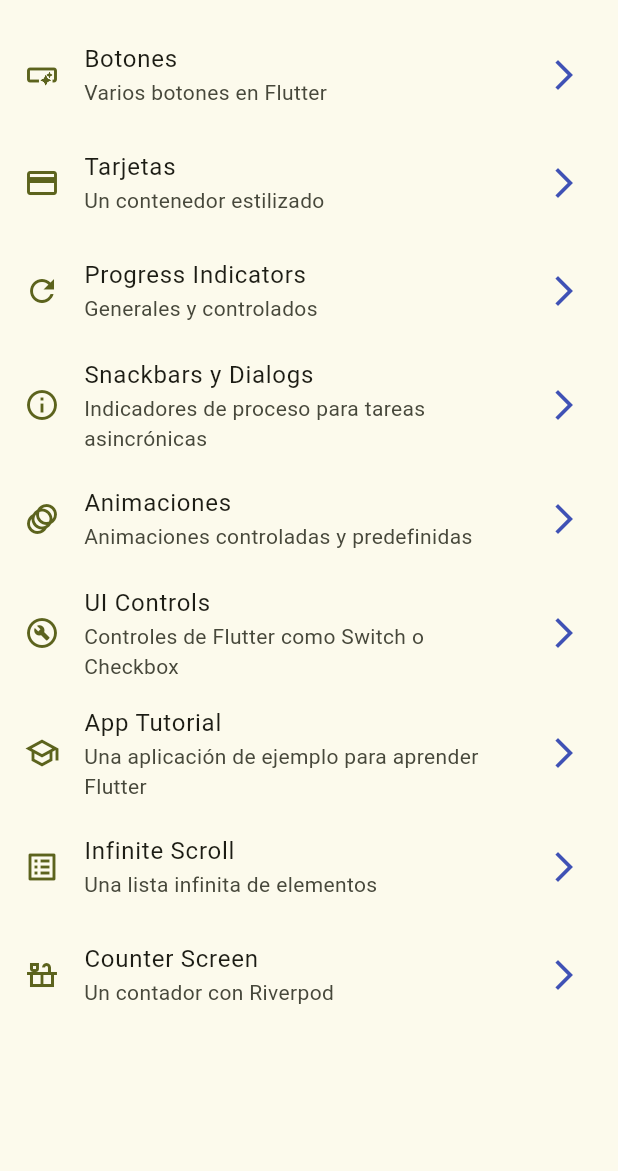
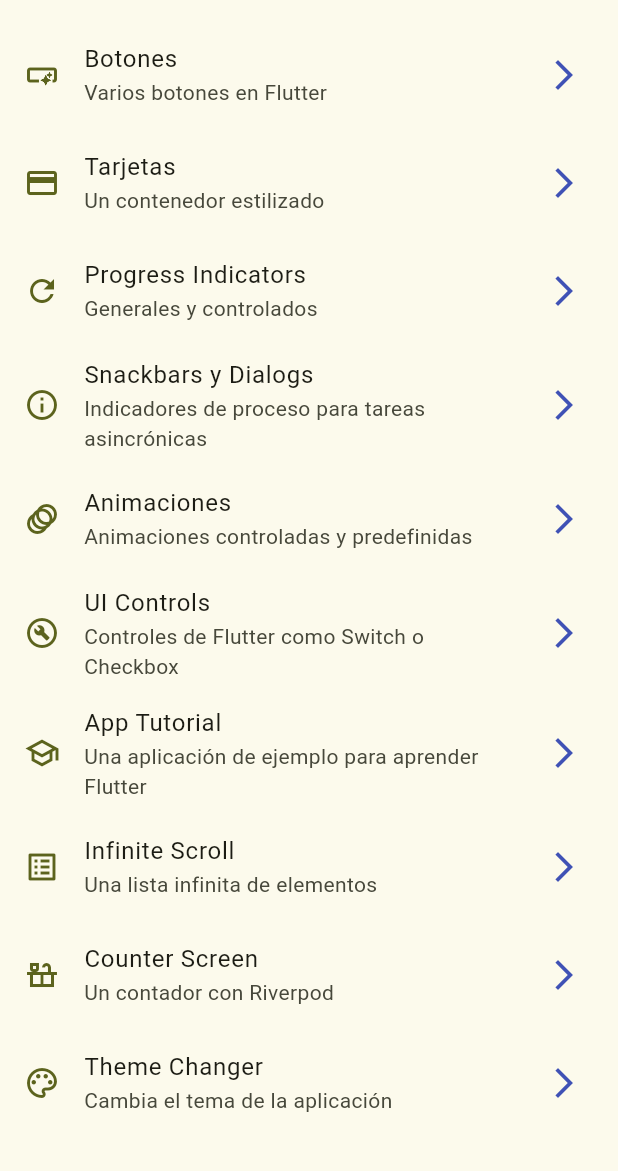
Before and after one commit to oscarruiz05/widgets_app, a Flutter app: the screen it shows after launch, on a phone screen of 412 x 824 dp, the part 63-1234 px from its top. Run offline on Flutter 3.47's test engine with Material 3 defaults, Android fonts, the phone set to English and light mode, and no system bars; our stand-ins replace animate_do, flutter_riverpod, go_router.

```diff
--- a/lib/config/menu/menu_items.dart
+++ b/lib/config/menu/menu_items.dart
@@ -82,4 +82,11 @@ const appMenuItems = <MenuItem>[
     link: '/counter',
     icon: Icons.countertops_outlined,
   ),
+  MenuItem(
+    title: 'Theme Changer',
+    subTitle: 'Cambia el tema de la aplicación',
+    name: ThemeChangerScreen.name,
+    link: '/theme-changer',
+    icon: Icons.color_lens_outlined,
+  ),
 ];
--- a/lib/config/router/app_router.dart
+++ b/lib/config/router/app_router.dart
@@ -54,5 +54,10 @@ final appRouter = GoRouter(
       path: '/counter',
       builder: (context, state) => const ConuterScreen(),
     ),
+    GoRoute(
+      name: ThemeChangerScreen.name,
+      path: '/theme-changer',
+      builder: (context, state) => const ThemeChangerScreen(),
+    ),
   ],
 );
--- a/lib/config/theme/app_theme.dart
+++ b/lib/config/theme/app_theme.dart
@@ -20,20 +20,15 @@ const List<Color> colorList = [
 
 class AppTheme {
   final int selectedColor;
+  final bool isDark;
 
-  AppTheme({this.selectedColor = 0})
-    : assert(selectedColor >= 0, 'Selected color index must be less than 0'),
-      assert(
-        selectedColor < colorList.length,
-        'Selected color index must be less than ${colorList.length}',
-      );
+  AppTheme({this.selectedColor = 0, this.isDark = false});
 
   ThemeData getTheme() => ThemeData(
     useMaterial3: true,
+    brightness: isDark ? Brightness.dark : Brightness.light,
     colorSchemeSeed: colorList[selectedColor],
     appBarTheme: const AppBarTheme(
-      // backgroundColor: Colors.red,
-      // elevation: 0,
       centerTitle: false,
     ),
   );
--- a/lib/main.dart
+++ b/lib/main.dart
@@ -2,21 +2,25 @@ import 'package:flutter/material.dart';
 import 'package:flutter_riverpod/flutter_riverpod.dart';
 import 'package:widgets_app/config/router/app_router.dart';
 import 'package:widgets_app/config/theme/app_theme.dart';
+import 'package:widgets_app/presentation/providers/theme_provider.dart';
 
 void main() {
   runApp(ProviderScope(child: MyApp()));
 }
 
-class MyApp extends StatelessWidget {
+class MyApp extends ConsumerWidget {
   const MyApp({super.key});
 
   @override
-  Widget build(BuildContext context) {
+  Widget build(BuildContext context, WidgetRef ref) {
+    final isDark = ref.watch(isDarkProvider);
+    final selectedColor = ref.watch(selectedThemeProvider);
+
     return MaterialApp.router(
       routerConfig: appRouter,
       title: 'Material App',
       debugShowCheckedModeBanner: false,
-      theme: AppTheme(selectedColor: 11).getTheme(),
+      theme: AppTheme(selectedColor: selectedColor, isDark: isDark).getTheme(),
     );
   }
 }
--- a/lib/presentation/providers/theme_provider.dart
+++ b/lib/presentation/providers/theme_provider.dart
@@ -1,3 +1,11 @@
+import 'package:flutter/services.dart';
+import 'package:flutter_riverpod/flutter_riverpod.dart';
 import 'package:flutter_riverpod/legacy.dart';
+import 'package:widgets_app/config/theme/app_theme.dart';
 
 final isDarkProvider = StateProvider<bool>((ref) => false);
+
+// listado de colores inmutable
+final colorListProvider = Provider<List<Color>>((ref) => colorList);
+
+final selectedThemeProvider = StateProvider<int>((ref) => 11);
--- a/lib/presentation/screens/screens.dart
+++ b/lib/presentation/screens/screens.dart
@@ -7,4 +7,5 @@ export 'package:widgets_app/presentation/screens/home/home_screen.dart';
 export 'package:widgets_app/presentation/screens/infinite_scroll/infinite_scroll_screen.dart';
 export 'package:widgets_app/presentation/screens/progress/progress_screen.dart';
 export 'package:widgets_app/presentation/screens/snacbar/snacbar_screen.dart';
+export 'package:widgets_app/presentation/screens/theme_changer/theme_changer_screen.dart';
 export 'package:widgets_app/presentation/screens/ui_controls/ui_controls_screen.dart';
```
Also changed, not shown: lib/presentation/screens/theme_changer/theme_changer_screen.dart (added, +62 -0 lines).
